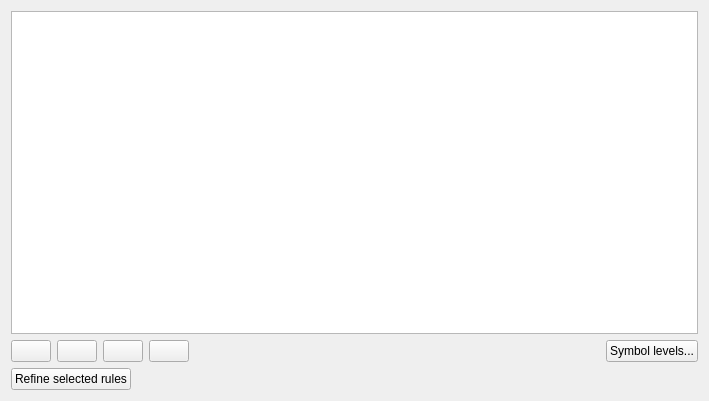
The window that src/ui/qgsrulebasedrendererv2widget.ui (carsmie/QGIS) describes before a commit, drawn with Qt 5.
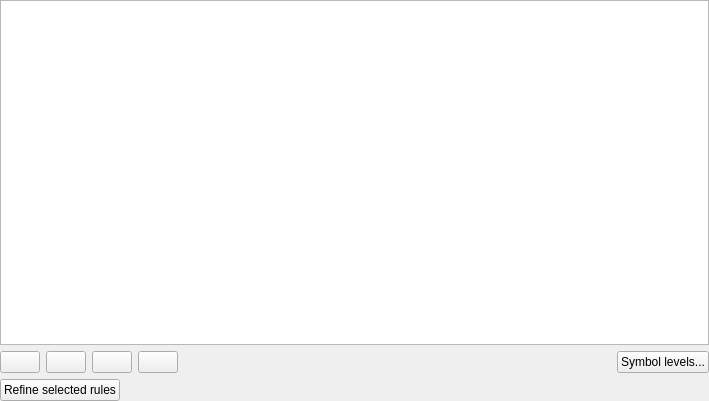
The same window after the commit. Icons and pictures are not drawn.

Commit message: [style dock] inline refine rules for rule based styles

Patch:
```diff
--- a/src/ui/qgsrulebasedrendererv2widget.ui
+++ b/src/ui/qgsrulebasedrendererv2widget.ui
@@ -11,6 +11,18 @@
    </rect>
   </property>
   <layout class="QVBoxLayout" name="verticalLayout">
+   <property name="leftMargin">
+    <number>0</number>
+   </property>
+   <property name="topMargin">
+    <number>0</number>
+   </property>
+   <property name="rightMargin">
+    <number>0</number>
+   </property>
+   <property name="bottomMargin">
+    <number>0</number>
+   </property>
    <item>
     <widget class="QTreeView" name="viewRules">
      <property name="contextMenuPolicy">
```
Left out of the diff: 2 changed lines with no effect on the pictures. The commit also changes 2 other files.
